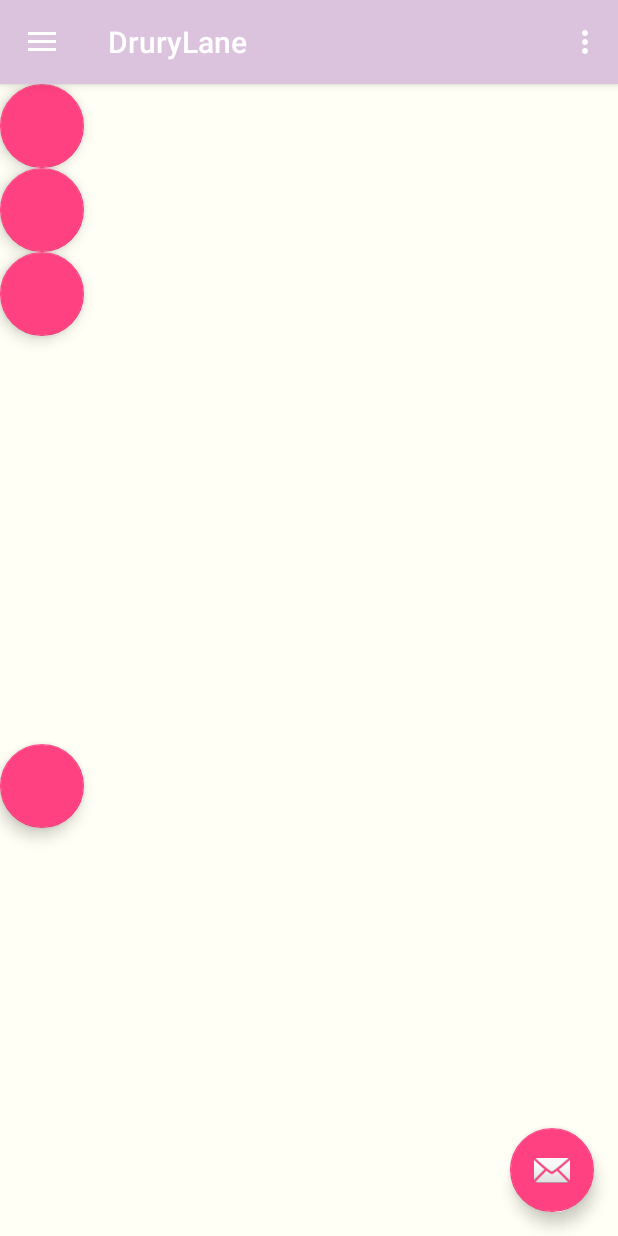
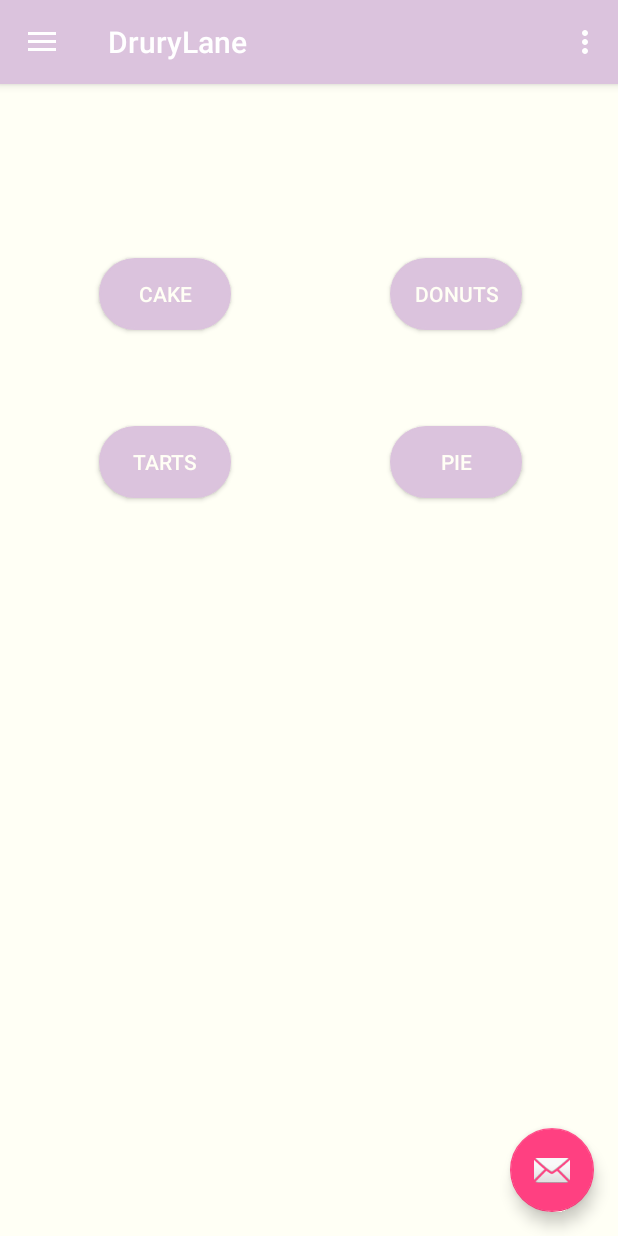
Before and after one commit to Abazzi/AndroidProject, an Android app: the screen it shows after launch (MainActivity), on a phone screen of 412 x 824 dp. Run offline under Robolectric (Android 15) with nearby library versions, the phone set to English and light mode, and no system bars.

Commit message:
added a xml file that has the values for the buttons

```diff
--- a/app/src/main/java/com/example/adambazzi/drurylane/MainFragment.java
+++ b/app/src/main/java/com/example/adambazzi/drurylane/MainFragment.java
@@ -7,6 +7,7 @@ import android.support.v4.app.Fragment;
 import android.view.LayoutInflater;
 import android.view.View;
 import android.view.ViewGroup;
+import android.widget.Button;
 
 
 /**
@@ -26,6 +27,12 @@ public class MainFragment extends Fragment {
     // TODO: Rename and change types of parameters
     private String mParam1;
     private String mParam2;
+
+    Button cake;
+    Button tart;
+    Button pie;
+    Button donuts;
+
 
     private OnFragmentInteractionListener mListener;
 
@@ -63,8 +70,10 @@ public class MainFragment extends Fragment {
     @Override
     public View onCreateView(LayoutInflater inflater, ViewGroup container,
                              Bundle savedInstanceState) {
-        // Inflate the layout for this fragment
-        return inflater.inflate(R.layout.fragment_main, container, false);
+        View view =inflater.inflate(R.layout.fragment_main, container, false);
+
+
+        return view;
     }
 
     // TODO: Rename method, update argument and hook method into UI event
--- /dev/null
+++ b/app/src/main/res/drawable/button.xml
@@ -0,0 +1,24 @@
+<?xml version="1.0" encoding="utf-8"?>
+<selector xmlns:android="http://schemas.android.com/apk/res/android">
+    <item android:state_pressed="true">
+        <shape android:shape="rectangle">
+            <corners android:radius="30dip"/>
+            <stroke android:width="1dip" android:color="@color/red" />
+            <solid android:color="@color/red"/>
+        </shape>
+    </item>
+    <item android:state_focused="true">
+        <shape android:shape="rectangle"  >
+            <corners android:radius="30dip" />
+            <stroke android:width="1dip" android:color="@color/blue" />
+            <solid android:color="@color/blue"/>
+        </shape>
+    </item>
+    <item >
+        <shape android:shape="rectangle"  >
+            <corners android:radius="30dip" />
+            <stroke android:width="1dip" android:color="@color/purple" />
+            <solid android:color="@color/purple"/>
+        </shape>
+    </item>
+</selector>
--- a/app/src/main/res/layout/fragment_main.xml
+++ b/app/src/main/res/layout/fragment_main.xml
@@ -1,40 +1,58 @@
-<GridLayout xmlns:android="http://schemas.android.com/apk/res/android"
+<RelativeLayout xmlns:android="http://schemas.android.com/apk/res/android"
     xmlns:tools="http://schemas.android.com/tools"
     android:layout_width="match_parent"
     android:layout_height="match_parent"
+    android:layout_gravity="center"
     android:background="@color/white"
-    android:columnCount="2"
+    android:columnCount="4"
     android:rowCount="2"
-    android:layout_gravity="center"
     tools:context="com.example.adambazzi.drurylane.MainFragment">
 
     <!-- TODO: Update blank fragment layout -->
 
-    <android.support.design.widget.FloatingActionButton
+
+    <Button
+        android:id="@+id/cake"
         android:layout_width="wrap_content"
         android:layout_height="wrap_content"
-        android:layout_column="0"
-        android:lauyout_row="0"
-        android:layout_gravity="center|end"/>
+        android:layout_alignParentStart="true"
+        android:layout_alignParentTop="true"
+        android:layout_marginStart="66dp"
+        android:layout_marginTop="116dp"
+        android:background="@drawable/button"
+        android:text="Cake"
+        android:textColor="@color/white" />
 
-    <android.support.design.widget.FloatingActionButton
+    <Button
+        android:id="@+id/donuts"
+        android:textColor="@color/white"
+        android:background="@drawable/button"
         android:layout_width="wrap_content"
         android:layout_height="wrap_content"
-        android:layout_column="0"
-        android:lauyout_row="1"
-        android:layout_gravity="center"/>
+        android:layout_alignParentEnd="true"
+        android:layout_alignTop="@+id/cake"
+        android:layout_marginEnd="64dp"
+        android:text="Donuts" />
 
-    <android.support.design.widget.FloatingActionButton
+    <Button
+        android:id="@+id/tarts"
+        android:textColor="@color/white"
+        android:background="@drawable/button"
         android:layout_width="wrap_content"
         android:layout_height="wrap_content"
-        android:layout_column="0"
-        android:lauyout_row="0"
-        android:layout_gravity="center"/>
+        android:layout_alignStart="@+id/cake"
+        android:layout_below="@+id/cake"
+        android:layout_marginTop="64dp"
+        android:text="Tarts" />
 
-    <android.support.design.widget.FloatingActionButton
+    <Button
+        android:id="@+id/pie"
         android:layout_width="wrap_content"
         android:layout_height="wrap_content"
-        android:layout_column="0"
-        android:lauyout_row="1"
-        android:layout_gravity="center"/>
-</GridLayout>
+        android:layout_alignBaseline="@+id/tarts"
+        android:layout_alignBottom="@+id/tarts"
+        android:layout_alignStart="@+id/donuts"
+        android:background="@drawable/button"
+        android:text="Pie"
+        android:textColor="@color/white" />
+</RelativeLayout>
```
